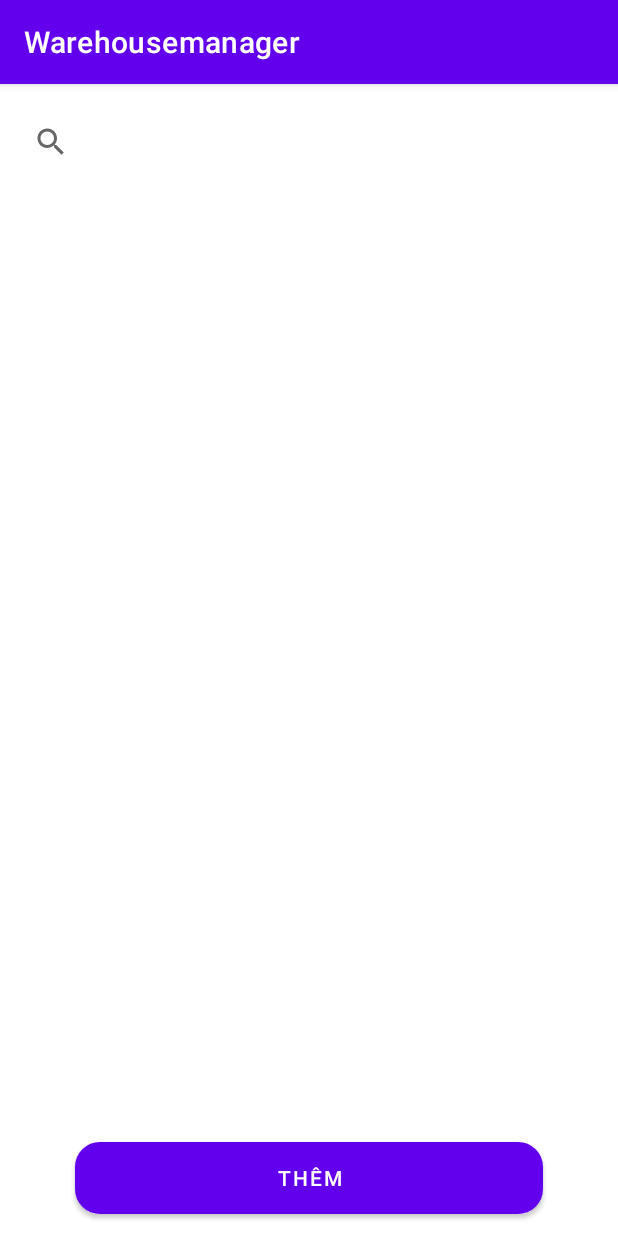
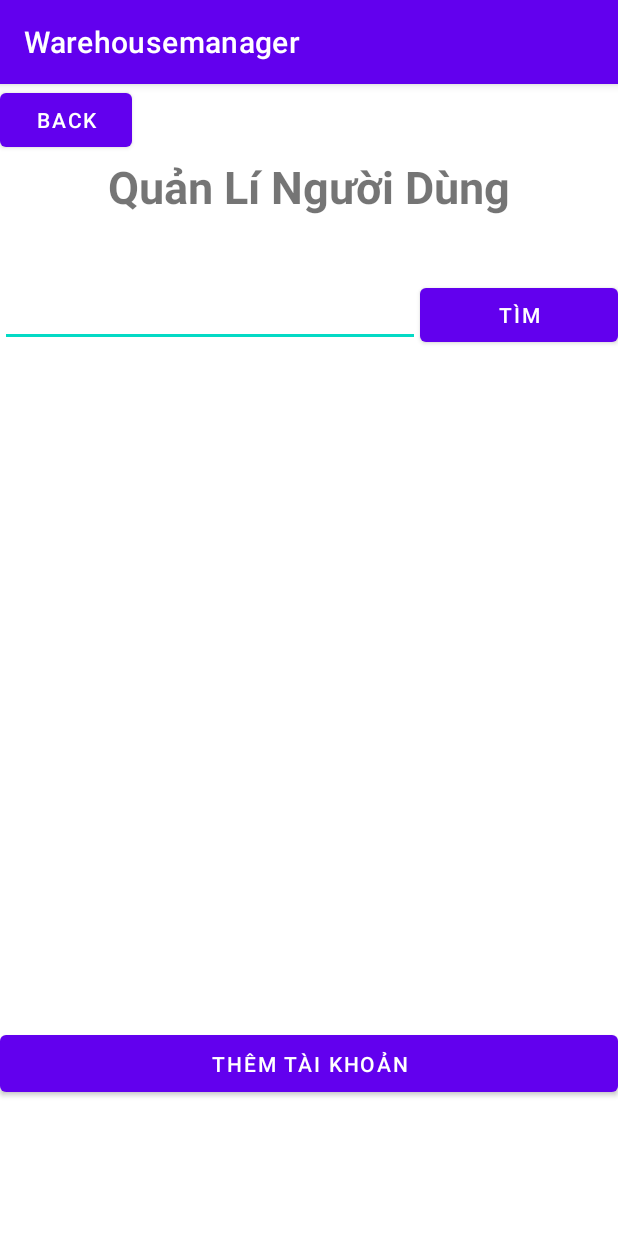
Before and after one commit to hatmitliti/mobile-2-warehouse-manager-store, an Android app: the CustomerActivity screen opened directly, with no data from a screen before it, on a phone screen of 412 x 824 dp. Run offline under Robolectric (Android 15) with nearby library versions, the phone set to English and light mode, and no system bars; our stand-ins replace Firebase (no records; nobody signed in at launch, a user with empty details on screens opened directly).

Commit message:
Thêm Người Dùng and Điều hướng giao diện quản lí người dùng - Trần Ngọc Nam

```diff
--- a/app/build.gradle
+++ b/app/build.gradle
@@ -29,7 +29,6 @@ android {
 }
 
 dependencies {
-
     implementation 'androidx.appcompat:appcompat:1.3.1'
     implementation 'com.google.android.material:material:1.4.0'
     implementation 'androidx.constraintlayout:constraintlayout:2.1.1'
@@ -44,4 +43,6 @@ dependencies {
     implementation 'com.google.firebase:firebase-database:19.2.0'
     implementation 'com.squareup.picasso:picasso:2.71828'
 
+    implementation 'de.hdodenhof:circleimageview:3.1.0'
+
 }
--- a/app/src/main/java/com/example/warehousemanager/CustomerActivity.java
+++ b/app/src/main/java/com/example/warehousemanager/CustomerActivity.java
@@ -1,15 +1,95 @@
 package com.example.warehousemanager;
 
+import android.content.Context;
+import android.content.Intent;
 import android.os.Bundle;
+import android.view.View;
+import android.widget.Button;
+import android.widget.ListView;
 
+import androidx.annotation.NonNull;
+import androidx.annotation.Nullable;
 import androidx.appcompat.app.AppCompatActivity;
+
+import com.example.warehousemanager.User.User;
+import com.example.warehousemanager.User.UserAdapter;
+import com.google.firebase.database.ChildEventListener;
+import com.google.firebase.database.DataSnapshot;
+import com.google.firebase.database.DatabaseError;
+import com.google.firebase.database.DatabaseReference;
+import com.google.firebase.database.FirebaseDatabase;
+
+import java.util.ArrayList;
 
 public class CustomerActivity extends AppCompatActivity {
 
+    private Context context;
+    private ArrayList<User> userArrayList;
+    private UserAdapter userAdapter;
+    private ListView lvListUser;
+    private DatabaseReference databaseReference;
+    private Button btnBack,btnThemTaiKhoan;
     @Override
     protected void onCreate(Bundle savedInstanceState) {
         super.onCreate(savedInstanceState);
         setContentView(R.layout.layout_customer);
+        setControll();
+        setEvent();
+    }
 
+    private void  setEvent() {
+        databaseReference = FirebaseDatabase.getInstance().getReference();
+        context = this;
+
+        userArrayList = new ArrayList<>();
+        userAdapter = new UserAdapter(context,R.layout.items_customer,userArrayList);
+        lvListUser.setAdapter(userAdapter);
+
+        databaseReference.child("user").addChildEventListener(new ChildEventListener() {
+            @Override
+            public void onChildAdded(@NonNull DataSnapshot dataSnapshot, @Nullable String s) {
+                userArrayList.add(dataSnapshot.getValue(User.class));
+                userAdapter.notifyDataSetChanged();
+            }
+
+            @Override
+            public void onChildChanged(@NonNull DataSnapshot dataSnapshot, @Nullable String s) {
+            }
+
+            @Override
+            public void onChildRemoved(@NonNull DataSnapshot dataSnapshot) {
+
+            }
+
+            @Override
+            public void onChildMoved(@NonNull DataSnapshot dataSnapshot, @Nullable String s) {
+
+            }
+
+            @Override
+            public void onCancelled(@NonNull DatabaseError databaseError) {
+
+            }
+        });
+        btnBack.setOnClickListener(new View.OnClickListener() {
+            @Override
+            public void onClick(View view) {
+                Intent intent = new Intent(CustomerActivity.this,MainActivity.class);
+                startActivity(intent);
+            }
+        });
+
+        btnThemTaiKhoan.setOnClickListener(new View.OnClickListener() {
+            @Override
+            public void onClick(View view) {
+                Intent intent = new Intent(CustomerActivity.this,create_account_customer.class);
+                startActivity(intent);
+            }
+        });
+    }
+    private void setControll() {
+        lvListUser = findViewById(R.id.lvListUser);
+        btnBack = findViewById(R.id.backLayoutCustomer);
+        btnThemTaiKhoan = findViewById(R.id.btnThemTaiKhoan);
     }
 }
--- /dev/null
+++ b/app/src/main/java/com/example/warehousemanager/User/UserAdapter.java
@@ -0,0 +1,64 @@
+package com.example.warehousemanager.User;
+
+import android.content.Context;
+import android.view.LayoutInflater;
+import android.view.View;
+import android.view.ViewGroup;
+import android.widget.BaseAdapter;
+import android.widget.ImageView;
+import android.widget.TextView;
+
+import com.example.warehousemanager.Product.Product;
+import com.example.warehousemanager.Product.ProductAdapter;
+import com.example.warehousemanager.R;
+
+import java.util.ArrayList;
+
+public class UserAdapter extends BaseAdapter {
+    Context context;
+    int resource;
+    ArrayList<User> data;
+
+
+    public UserAdapter(Context context, int resource, ArrayList<User> data) {
+        this.context = context;
+        this.resource = resource;
+        this.data = data;
+    }
+
+    @Override
+    public int getCount() {
+        return data.size();
+    }
+
+    @Override
+    public Object getItem(int i) {
+        return data.get(i);
+    }
+
+    @Override
+    public long getItemId(int i) {
+        return 0;
+    }
+    private  static  class ViewHolder{
+        TextView tvTenUser;
+    }
+    @Override
+    public View getView(int i, View view, ViewGroup viewGroup) {
+        ViewHolder viewHolder;
+        if(view == null)
+        {
+            viewHolder = new ViewHolder();
+            LayoutInflater inflater = LayoutInflater.from(context);
+            view = inflater.inflate(resource,viewGroup,false);
+            viewHolder.tvTenUser = view.findViewById(R.id.tvUserItems);
+            view.setTag(viewHolder);
+        }
+        else
+        {
+            viewHolder = (ViewHolder) view.getTag();
+        }
+        viewHolder.tvTenUser.setText(data.get(i).getName());
+        return view;
+    }
+}
--- a/app/src/main/res/layout/items_customer.xml
+++ b/app/src/main/res/layout/items_customer.xml
@@ -13,7 +13,7 @@
             android:layout_weight="8">
 
             <TextView
-                android:id="@+id/txtUser"
+                android:id="@+id/tvUserItems"
                 android:layout_width="match_parent"
                 android:layout_height="wrap_content"
                 android:layout_gravity="center"
--- a/app/src/main/res/layout/layout_customer.xml
+++ b/app/src/main/res/layout/layout_customer.xml
@@ -1,37 +1,61 @@
 <?xml version="1.0" encoding="utf-8"?>
 <LinearLayout
     xmlns:android="http://schemas.android.com/apk/res/android"
+    android:layout_width="match_parent"
+    android:layout_height="match_parent">
+    <ScrollView
+        android:layout_width="match_parent"
+        android:layout_height="match_parent">
+        <LinearLayout
             android:layout_width="match_parent"
             android:layout_height="match_parent"
             android:orientation="vertical">
             <LinearLayout
                 android:layout_width="match_parent"
-        android:layout_height="0dp"
-        android:layout_weight="1">
-        <androidx.appcompat.widget.SearchView
-            android:layout_width="match_parent"
-            android:layout_height="match_parent"
-            android:layout_margin="10dp"></androidx.appcompat.widget.SearchView>
+                android:layout_height="130dp"
+                android:orientation="vertical">
+
+                <Button
+                    android:id="@+id/backLayoutCustomer"
+                    android:layout_width="wrap_content"
+                    android:layout_height="wrap_content"
+                    android:text="Back" />
+
+                <TextView
+                    android:layout_width="wrap_content"
+                    android:layout_height="wrap_content"
+                    android:text="Quản Lí Người Dùng"
+                    android:textSize="30dp"
+                    android:layout_gravity="center"
+                    android:textStyle="bold"/>
             </LinearLayout>
             <LinearLayout
                 android:layout_width="match_parent"
-        android:layout_height="0dp"
-        android:layout_weight="8">
-        <androidx.recyclerview.widget.RecyclerView
+                android:layout_height="wrap_content"
+                android:orientation="horizontal">
+                <EditText
+                    android:id="@+id/edtTimUser"
+                    android:layout_width="280dp"
+                    android:layout_height="wrap_content"/>
+                <Button
+                    android:id="@+id/btnTimUser"
+                    android:layout_width="wrap_content"
+                    android:layout_height="wrap_content"
+                    android:layout_weight="1"
+                    android:text="Tìm"/>
+            </LinearLayout>
+
+            <ListView
+                android:id="@+id/lvListUser"
                 android:layout_width="match_parent"
-            android:layout_height="match_parent"></androidx.recyclerview.widget.RecyclerView>
+                android:layout_height="450dp" />
+
+            <Button
+                android:id="@+id/btnThemTaiKhoan"
+                android:layout_width="match_parent"
+                android:layout_height="50dp"
+                android:text="Thêm Tài Khoản"/>
         </LinearLayout>
-    <LinearLayout
-        android:layout_width="match_parent"
-        android:layout_height="0dp"
-        android:layout_weight="1"
-        android:gravity="center">
-        <Button
-            android:layout_width="match_parent"
-            android:layout_height="wrap_content"
-            android:layout_marginLeft="50dp"
-            android:layout_marginRight="50dp"
-            android:text="Thêm"
-            android:background="@drawable/bg_corner_btn"/>
+
+    </ScrollView>
 </LinearLayout>
-</LinearLayout>
```
Also changed, not shown: app/src/main/AndroidManifest.xml (+14 -11 lines), app/src/main/java/com/example/warehousemanager/User/User.java (added, +93 -0 lines), app/src/main/java/com/example/warehousemanager/create_account_customer.java (added, +217 -0 lines), app/src/main/res/layout/layout_create_account_customer.xml (added, +195 -0 lines), app/src/main/res/drawable/user_icon.png (added). Lines whose indentation alone changed are shown as unchanged.
